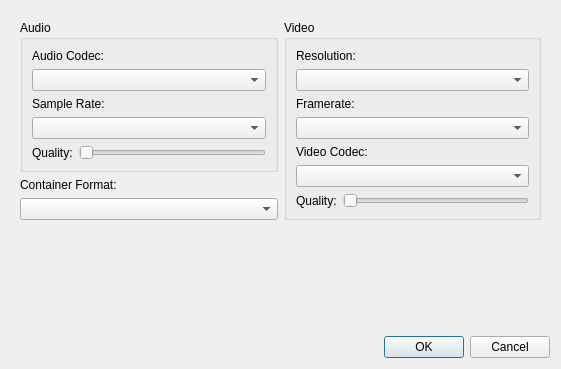
First picture: the form in videosettings.ui, repository K1ll3rGaming/QtCam-, before the edit.
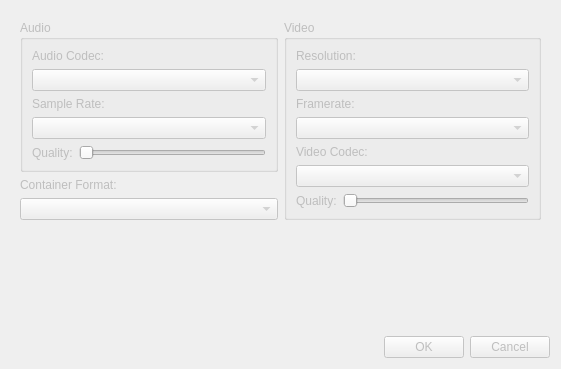
Second picture: the form after the edit.

```diff
--- a/videosettings.ui
+++ b/videosettings.ui
@@ -16,6 +16,9 @@
   <layout class="QGridLayout" name="gridLayout_4">
    <item row="0" column="0">
     <widget class="QScrollArea" name="scrollArea">
+     <property name="enabled">
+      <bool>false</bool>
+     </property>
      <property name="frameShape">
       <enum>QFrame::NoFrame</enum>
      </property>
@@ -28,38 +31,58 @@
         <x>0</x>
         <y>0</y>
         <width>543</width>
-        <height>250</height>
+        <height>208</height>
        </rect>
       </property>
       <layout class="QGridLayout" name="gridLayout_3">
        <item row="0" column="0">
         <widget class="QGroupBox" name="groupBox">
+         <property name="enabled">
+          <bool>false</bool>
+         </property>
          <property name="title">
           <string>Audio</string>
          </property>
          <layout class="QGridLayout" name="gridLayout">
           <item row="0" column="0" colspan="2">
            <widget class="QLabel" name="label_2">
+            <property name="enabled">
+             <bool>false</bool>
+            </property>
             <property name="text">
              <string>Audio Codec:</string>
             </property>
            </widget>
           </item>
           <item row="1" column="0" colspan="2">
-           <widget class="QComboBox" name="audioCodecBox"/>
+           <widget class="QComboBox" name="audioCodecBox">
+            <property name="enabled">
+             <bool>false</bool>
+            </property>
+           </widget>
           </item>
           <item row="2" column="0" colspan="2">
            <widget class="QLabel" name="label_5">
+            <property name="enabled">
+             <bool>false</bool>
+            </property>
             <property name="text">
              <string>Sample Rate:</string>
             </property>
            </widget>
           </item>
           <item row="3" column="0" colspan="2">
-           <widget class="QComboBox" name="audioSampleRateBox"/>
+           <widget class="QComboBox" name="audioSampleRateBox">
+            <property name="enabled">
+             <bool>false</bool>
+            </property>
+           </widget>
           </item>
           <item row="4" column="0">
            <widget class="QLabel" name="label_3">
+            <property name="enabled">
+             <bool>false</bool>
+            </property>
             <property name="text">
              <string>Quality:</string>
             </property>
@@ -80,42 +103,69 @@
        </item>
        <item row="0" column="1" rowspan="3">
         <widget class="QGroupBox" name="groupBox_2">
+         <property name="enabled">
+          <bool>false</bool>
+         </property>
          <property name="title">
           <string>Video</string>
          </property>
          <layout class="QGridLayout" name="gridLayout_2">
           <item row="0" column="0" colspan="2">
            <widget class="QLabel" name="label_8">
+            <property name="enabled">
+             <bool>false</bool>
+            </property>
             <property name="text">
              <string>Resolution:</string>
             </property>
            </widget>
           </item>
           <item row="1" column="0" colspan="2">
-           <widget class="QComboBox" name="videoResolutionBox"/>
+           <widget class="QComboBox" name="videoResolutionBox">
+            <property name="enabled">
+             <bool>false</bool>
+            </property>
+           </widget>
           </item>
           <item row="2" column="0" colspan="2">
            <widget class="QLabel" name="label_9">
+            <property name="enabled">
+             <bool>false</bool>
+            </property>
             <property name="text">
              <string>Framerate:</string>
             </property>
            </widget>
           </item>
           <item row="3" column="0" colspan="2">
-           <widget class="QComboBox" name="videoFramerateBox"/>
+           <widget class="QComboBox" name="videoFramerateBox">
+            <property name="enabled">
+             <bool>false</bool>
+            </property>
+           </widget>
           </item>
           <item row="4" column="0" colspan="2">
            <widget class="QLabel" name="label_6">
+            <property name="enabled">
+             <bool>false</bool>
+            </property>
             <property name="text">
              <string>Video Codec:</string>
             </property>
            </widget>
           </item>
           <item row="5" column="0" colspan="2">
-           <widget class="QComboBox" name="videoCodecBox"/>
+           <widget class="QComboBox" name="videoCodecBox">
+            <property name="enabled">
+             <bool>false</bool>
+            </property>
+           </widget>
           </item>
           <item row="6" column="0">
            <widget class="QLabel" name="label_7">
+            <property name="enabled">
+             <bool>false</bool>
+            </property>
             <property name="text">
              <string>Quality:</string>
             </property>
@@ -136,13 +186,20 @@
        </item>
        <item row="1" column="0">
         <widget class="QLabel" name="label_4">
+         <property name="enabled">
+          <bool>false</bool>
+         </property>
          <property name="text">
           <string>Container Format:</string>
          </property>
         </widget>
        </item>
        <item row="2" column="0">
-        <widget class="QComboBox" name="containerFormatBox"/>
+        <widget class="QComboBox" name="containerFormatBox">
+         <property name="enabled">
+          <bool>false</bool>
+         </property>
+        </widget>
        </item>
       </layout>
      </widget>
@@ -150,6 +207,9 @@
    </item>
    <item row="1" column="0">
     <spacer name="verticalSpacer">
+     <property name="enabled">
+      <bool>false</bool>
+     </property>
      <property name="orientation">
       <enum>Qt::Vertical</enum>
      </property>
@@ -163,6 +223,9 @@
    </item>
    <item row="2" column="0">
     <widget class="QDialogButtonBox" name="buttonBox">
+     <property name="enabled">
+      <bool>false</bool>
+     </property>
      <property name="orientation">
       <enum>Qt::Horizontal</enum>
      </property>
```
Left out of the diff: 6 changed lines with no effect on the pictures.
